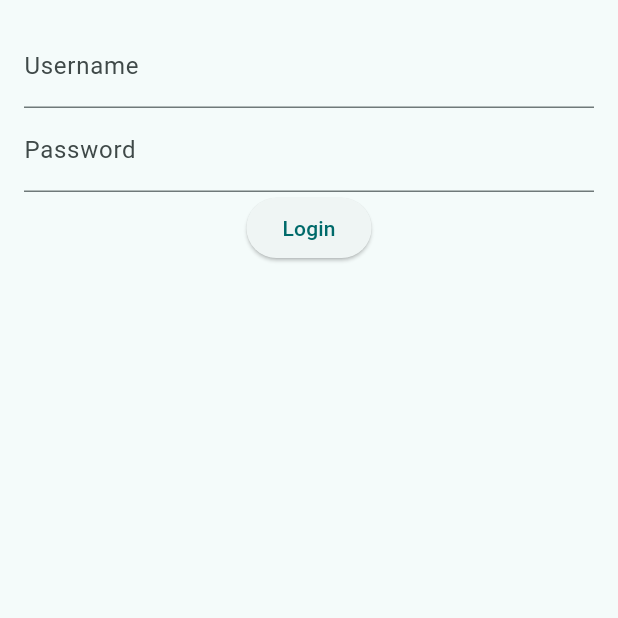
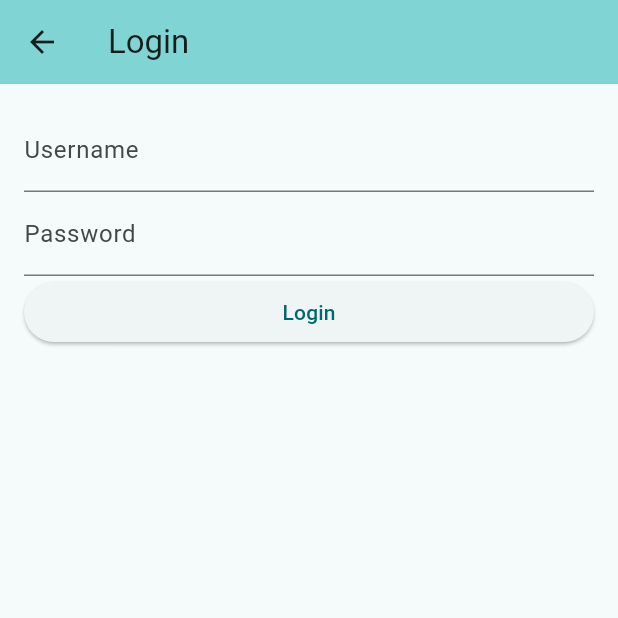
Before and after one commit to imthanhhai217/JuTodo, a Flutter app: the screen it shows after launch, after a tap on "Login", on a phone screen of 412 x 824 dp, the top half of it. Run offline on Flutter 3.47's test engine with Material 3 defaults, Android fonts, the phone set to English and light mode, and no system bars; network calls fail.

Commit message:
- Update ui login, logic login home

```diff
--- a/lib/constants/constants.dart
+++ b/lib/constants/constants.dart
@@ -4,3 +4,4 @@ const kDefaultAvatar =
     "-smiling-mouth-162122340.jpg";
 
 const kAppName = "JuTodo";
+const kLoginTitle = "Login";
--- a/lib/ui/home/home_page.dart
+++ b/lib/ui/home/home_page.dart
@@ -19,16 +19,14 @@ class MyHomePage extends StatefulWidget {
 
 class _MyHomePageState extends State<MyHomePage> {
   int _counter = 0;
-  var isLoggedIn = false;
-  String userName = "";
+  var _isLoggedIn = false;
+  String _userName = "";
 
   void _incrementCounter() {
     setState(() {
       _counter++;
     });
   }
-
-  // profileRow(userName: "Haisendbug"),
 
   @override
   Widget build(BuildContext context) {
@@ -39,20 +37,20 @@ class _MyHomePageState extends State<MyHomePage> {
       ),
       body: Padding(
         padding: const EdgeInsets.all(16),
-        child: isLoggedIn
+        child: _isLoggedIn
             ? Column(
                 mainAxisSize: MainAxisSize.min,
                 children: [
-                  profileRow(userName: userName),
+                  profileRow(userName: _userName),
                   SizedBox(height: kDefaultMargin),
                   ElevatedButton(
                     onPressed: () {
                       setState(() {
-                        isLoggedIn = false;
-                        userName = "";
+                        _isLoggedIn = false;
+                        _userName = "";
                       });
                     },
-                    child: Text("Login"),
+                    child: Text("Logout"),
                   ),
                 ],
               )
@@ -61,8 +59,8 @@ class _MyHomePageState extends State<MyHomePage> {
                   final result = await Navigator.pushNamed(context, rLogin);
                   if (result != null && result is String) {
                     setState(() {
-                      isLoggedIn = false;
-                      userName = result;
+                      _isLoggedIn = true;
+                      _userName = result;
                     });
                   }
                 },
--- a/lib/ui/login/login_page.dart
+++ b/lib/ui/login/login_page.dart
@@ -1,4 +1,5 @@
 import 'package:flutter/material.dart';
+import 'package:ju_reminder/constants/constants.dart';
 import 'package:ju_reminder/constants/validator.dart';
 
 class LoginScreen extends StatefulWidget {
@@ -23,6 +24,10 @@ class _LoginScreenState extends State<LoginScreen> {
   @override
   Widget build(BuildContext context) {
     return Scaffold(
+      appBar: AppBar(
+        backgroundColor: Theme.of(context).colorScheme.inversePrimary,
+        title: Text(kLoginTitle),
+      ),
       body: Padding(
         padding: const EdgeInsets.all(16),
         child: Form(
@@ -45,23 +50,30 @@ class _LoginScreenState extends State<LoginScreen> {
                   _password = newValue ?? "";
                 },
               ),
-              ElevatedButton(
+              SizedBox(
+                width: double.infinity,
+                child: ElevatedButton(
                   onPressed: () {
                     if (_loginFormKey.currentState?.validate() ?? false) {
                       _loginFormKey.currentState?.save();
+                      var userName = _userName.trim();
                       // Perform login action with _userName and _password
-                    if (_userName == "test@gmail.com" && _password == "123456") {
+                      if (userName == "test@gmail.com" &&
+                          _password == "123456") {
                         // Navigate to home page or show success message
-                      Navigator.pop(context, _userName);
+                        Navigator.pop(context, userName);
                       } else {
                         // Show error message
                         ScaffoldMessenger.of(context).showSnackBar(
-                        SnackBar(content: Text("Invalid username or password")),
+                          SnackBar(
+                            content: Text("Invalid username or password"),
+                          ),
                         );
                       }
                     }
                   },
                   child: Text("Login"),
+                ),
               ),
             ],
           ),
```
Lines whose indentation alone changed are shown as unchanged.
